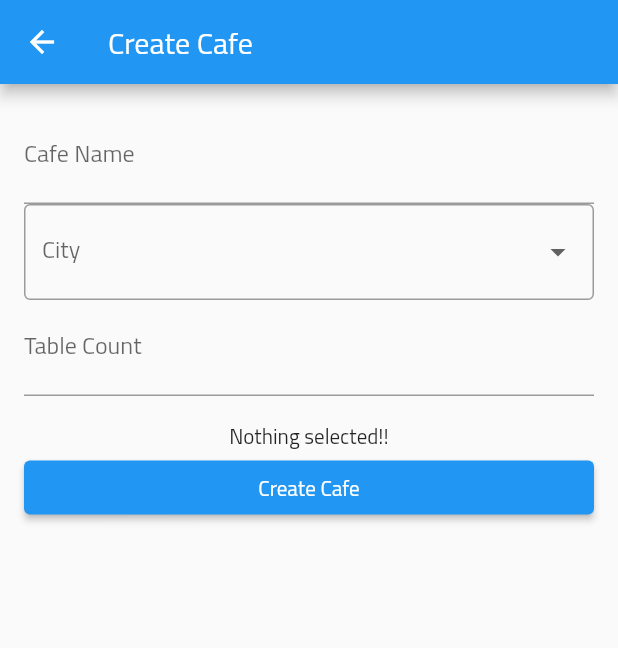
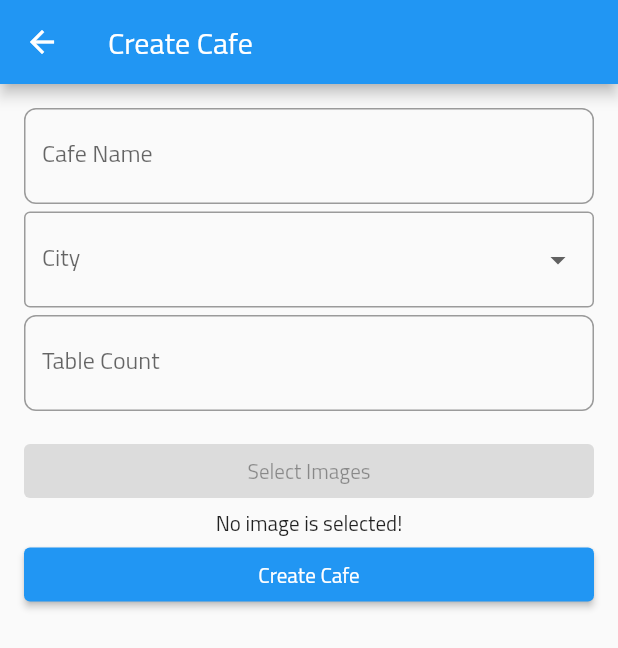
Before and after one commit to minaunal/BookCafe, a Flutter app: the CafeCreationPage screen opened directly with empty values, on a phone screen of 412 x 824 dp. Shown: the top 648 px of the screen. Run offline on Flutter 3.47's test engine with Material 2 defaults, Android fonts, the light colour scheme and no system bars; our stand-ins replace cloud_firestore, file_picker, firebase_auth, firebase_core, flutter_credit_card, flutter_rating_bar and 4 more; missing offline and left inert: dart:ffi, flutter_animated_icons, flutter_barcode_scanner; accounts and stored records are empty.

```diff
--- a/lib/create_cafe.dart
+++ b/lib/create_cafe.dart
@@ -4,8 +4,7 @@ import 'package:flutter/foundation.dart';
 import 'package:flutter/material.dart';
 import 'package:firebase_auth/firebase_auth.dart';
 import 'package:cloud_firestore/cloud_firestore.dart';
-import 'package:firebase_storage/firebase_storage.dart';
-import 'package:image_picker/image_picker.dart';
+import 'package:file_picker/file_picker.dart';
 
 import 'admin_screen.dart';
 
@@ -18,7 +17,6 @@ class CafeCreationPage extends StatefulWidget {
 }
 
 class _CafeCreationPageState extends State<CafeCreationPage> {
-  final ImagePicker picker = ImagePicker();
   final _formKey = GlobalKey<FormState>();
   final _nameController = TextEditingController();
   final _tableCountController = TextEditingController();
@@ -50,7 +48,7 @@ class _CafeCreationPageState extends State<CafeCreationPage> {
         .doc(name)
         .get();
 
-    if (!cafeSnapshot.exists && name.isNotEmpty && selectedCity != null && tableCount > 0 && selectedImages.isNotEmpty) {
+    if (!cafeSnapshot.exists && name.isNotEmpty && selectedCity != null && tableCount > 0 ) {
       try {
         await FirebaseFirestore.instance.collection('cafes').doc(name).set({
           'name': name,
@@ -111,7 +109,13 @@ class _CafeCreationPageState extends State<CafeCreationPage> {
             children: [
               TextFormField(
                 controller: _nameController,
-                decoration: InputDecoration(labelText: 'Cafe Name'),
+                decoration: InputDecoration(
+                  labelText: 'Cafe Name',
+                  border: OutlineInputBorder(
+                    borderRadius: BorderRadius.circular(8.0), // Set border radius as you like
+                    borderSide: BorderSide(color: Colors.grey), // Set border color
+                  ),
+                ),
                 validator: (value) {
                   if (value == null || value.isEmpty) {
                     return 'Please enter a cafe name';
@@ -119,6 +123,8 @@ class _CafeCreationPageState extends State<CafeCreationPage> {
                   return null;
                 },
               ),
+              SizedBox(height: 5),
+
               DropdownButtonFormField<String>(
                 value: selectedCity,
                 onChanged: (String? newValue) {
@@ -144,9 +150,17 @@ class _CafeCreationPageState extends State<CafeCreationPage> {
                   return null;
                 },
               ),
+              SizedBox(height: 5),
+
               TextFormField(
                 controller: _tableCountController,
-                decoration: InputDecoration(labelText: 'Table Count'),
+                decoration: InputDecoration(
+                labelText: 'Table Count',
+                border: OutlineInputBorder(
+                  borderRadius: BorderRadius.circular(8.0), // Set border radius as you like
+                  borderSide: BorderSide(color: Colors.grey), // Set border color
+                ),
+              ),
                 keyboardType: TextInputType.number,
                 validator: (value) {
                   if (value == null || value.isEmpty) {
@@ -160,11 +174,12 @@ class _CafeCreationPageState extends State<CafeCreationPage> {
               ),
               SizedBox(height: 16),
 
+              ElevatedButton(onPressed: null, child: Text("Select Images")),
               Expanded(
                 child: SizedBox(
                   width: 150.0,
                   child: selectedImages.isEmpty
-                      ? const Center(child: Text('Nothing selected!!'))
+                      ? const Center(child: Text('No image is selected!'))
                       : GridView.builder(
                     itemCount: selectedImages.length,
                     gridDelegate:
@@ -194,6 +209,8 @@ class _CafeCreationPageState extends State<CafeCreationPage> {
       ),
     );
   }
+
+
 }
 
 class CityData {
--- a/lib/main.dart
+++ b/lib/main.dart
@@ -4,7 +4,7 @@ import 'package:fbase/logging_in/sign_up.dart';
 import 'package:fbase/logging_in/admin_logging_in.dart';
 import 'package:flutter/material.dart';
 import 'package:firebase_core/firebase_core.dart';
-String currentCafe="";
+String currentCafe="BookSmart";
 
 Future<void> main() async {
   WidgetsFlutterBinding.ensureInitialized();
@@ -49,8 +49,7 @@ class _IskeleState extends State<Iskele> {
               fontFamily: 'Pacifico',
               fontSize: 25,
             ),
-          ),
-              KullaniciGiris(),
+          ), const KullaniciGiris(),
           const SizedBox(height:20),
           Text("Still not signed-up?"),
           Row(
--- a/lib/user_screen.dart
+++ b/lib/user_screen.dart
@@ -2,14 +2,11 @@ import 'package:fbase/credit_card.dart';
 import 'package:fbase/changepw.dart';
 import 'package:fbase/cards.dart';
 import 'package:fbase/logging_in/user_logging_in.dart';
-import 'package:fbase/qrscanner.dart';
 import 'package:fbase/basket.dart';
 import 'package:fbase/selectCafe.dart';
-import 'package:fbase/user_table_page.dart';
 import 'package:flutter/material.dart';
 import 'package:cloud_firestore/cloud_firestore.dart';
 import 'package:flutter_animated_icons/icons8.dart';
-import 'package:flutter_rating_bar/flutter_rating_bar.dart';
 import 'package:lottie/lottie.dart';
 
 int selectedTableCount = 0;
--- a/pubspec.yaml
+++ b/pubspec.yaml
@@ -44,10 +44,11 @@ dependencies:
   flutter_barcode_scanner: ^2.0.0
   image_picker: ^1.0.1
   firebase_storage: ^11.2.5
-
   # The following adds the Cupertino Icons font to your application.
   # Use with the CupertinoIcons class for iOS style icons.
   cupertino_icons: ^1.0.5
+  file_picker: ^5.3.3
+  fluttertoast: ^8.2.2
 
 dev_dependencies:
   flutter_test:
```
Also changed, not shown: lib/logging_in/admin_logging_in.dart (+17 -0 lines), lib/logging_in/user_logging_in.dart (+20 -4 lines), lib/selectCafe.dart (+15 -9 lines), lib/user_table_page.dart (+1 -7 lines), pubspec.lock.
